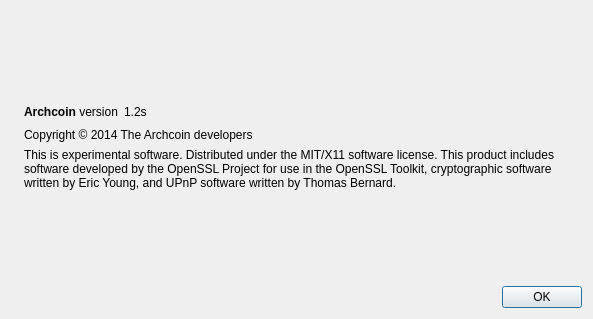
Qt form src/qt/forms/aboutdialog.ui (EdgarSoares/ARCH) before a commit.
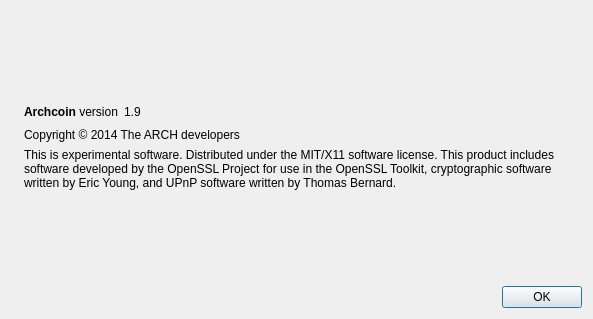
The same form after that commit. Icons and pictures are not drawn.

```diff
--- a/src/qt/forms/aboutdialog.ui
+++ b/src/qt/forms/aboutdialog.ui
@@ -63,7 +63,7 @@
           <cursorShape>IBeamCursor</cursorShape>
          </property>
          <property name="text">
-          <string notr="true">1.2s</string>
+          <string notr="true">1.9</string>
          </property>
          <property name="textInteractionFlags">
           <set>Qt::LinksAccessibleByMouse|Qt::TextSelectableByKeyboard|Qt::TextSelectableByMouse</set>
@@ -91,7 +91,7 @@
         <cursorShape>IBeamCursor</cursorShape>
        </property>
        <property name="text">
-        <string>Copyright © 2014 The Archcoin developers</string>
+        <string>Copyright © 2014 The ARCH developers</string>
        </property>
        <property name="textInteractionFlags">
         <set>Qt::LinksAccessibleByMouse|Qt::TextSelectableByKeyboard|Qt::TextSelectableByMouse</set>
```
